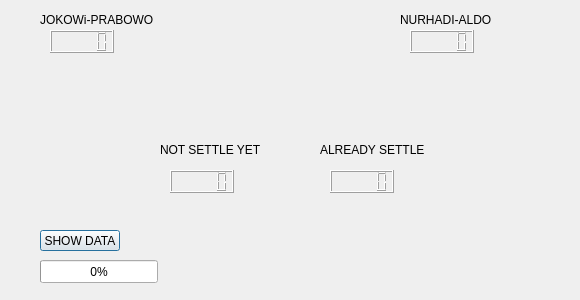
Above: dialog_admin.ui from RomiSugianto/election_app before the change. Below: the same form after it.
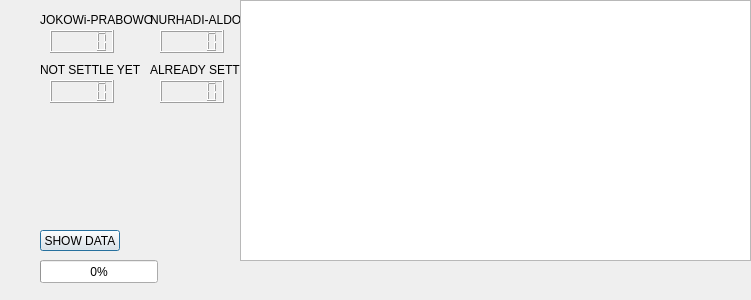
That is the form after the change.

Patch:
```diff
--- a/dialog_admin.ui
+++ b/dialog_admin.ui
@@ -6,7 +6,7 @@
    <rect>
     <x>0</x>
     <y>0</y>
-    <width>580</width>
+    <width>751</width>
     <height>300</height>
    </rect>
   </property>
@@ -29,7 +29,7 @@
   <widget class="QLabel" name="label_na">
    <property name="geometry">
     <rect>
-     <x>400</x>
+     <x>150</x>
      <y>10</y>
      <width>121</width>
      <height>20</height>
@@ -48,8 +48,8 @@
   <widget class="QLabel" name="label_nst">
    <property name="geometry">
     <rect>
-     <x>160</x>
-     <y>140</y>
+     <x>40</x>
+     <y>60</y>
      <width>131</width>
      <height>20</height>
     </rect>
@@ -74,8 +74,8 @@
   <widget class="QLabel" name="label_settle">
    <property name="geometry">
     <rect>
-     <x>320</x>
-     <y>140</y>
+     <x>150</x>
+     <y>60</y>
      <width>111</width>
      <height>20</height>
     </rect>
@@ -97,7 +97,7 @@
   <widget class="QLCDNumber" name="lcdNumber_na">
    <property name="geometry">
     <rect>
-     <x>410</x>
+     <x>160</x>
      <y>30</y>
      <width>64</width>
      <height>23</height>
@@ -107,8 +107,8 @@
   <widget class="QLCDNumber" name="lcdNumber_nsy">
    <property name="geometry">
     <rect>
-     <x>170</x>
-     <y>170</y>
+     <x>50</x>
+     <y>80</y>
      <width>64</width>
      <height>23</height>
     </rect>
@@ -117,8 +117,8 @@
   <widget class="QLCDNumber" name="lcdNumber_settle">
    <property name="geometry">
     <rect>
-     <x>330</x>
-     <y>170</y>
+     <x>160</x>
+     <y>80</y>
      <width>64</width>
      <height>23</height>
     </rect>
@@ -140,6 +140,16 @@
     <number>0</number>
    </property>
   </widget>
+  <widget class="QTableWidget" name="tableWidget">
+   <property name="geometry">
+    <rect>
+     <x>240</x>
+     <y>0</y>
+     <width>511</width>
+     <height>261</height>
+    </rect>
+   </property>
+  </widget>
  </widget>
  <resources/>
  <connections/>
```
